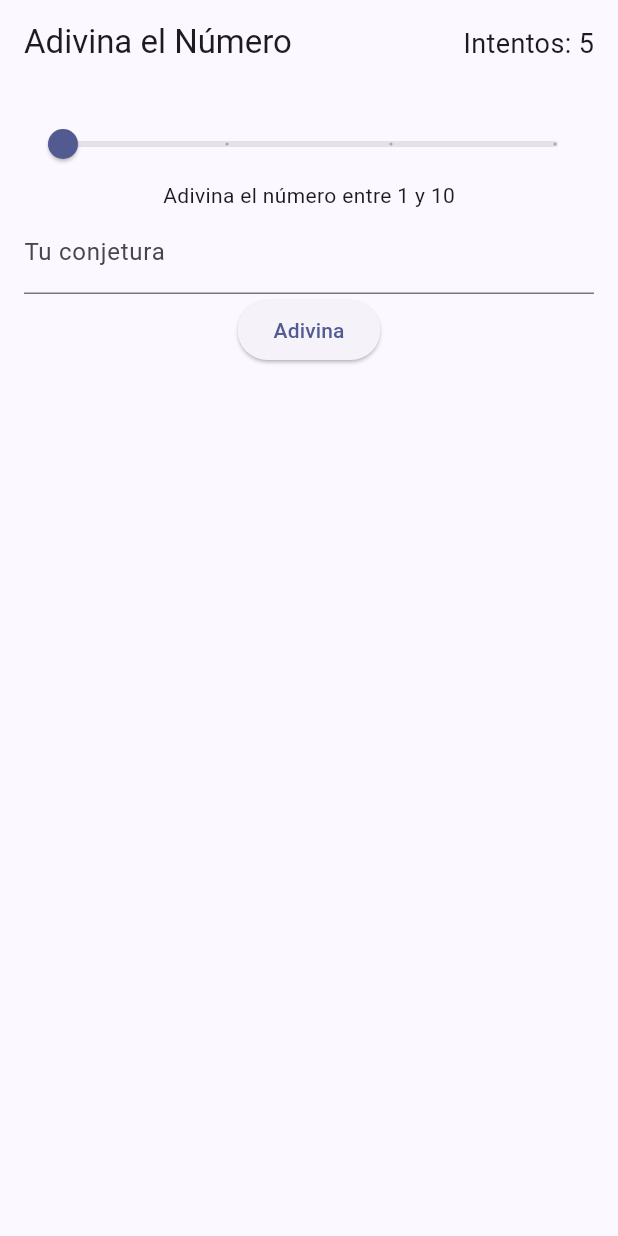
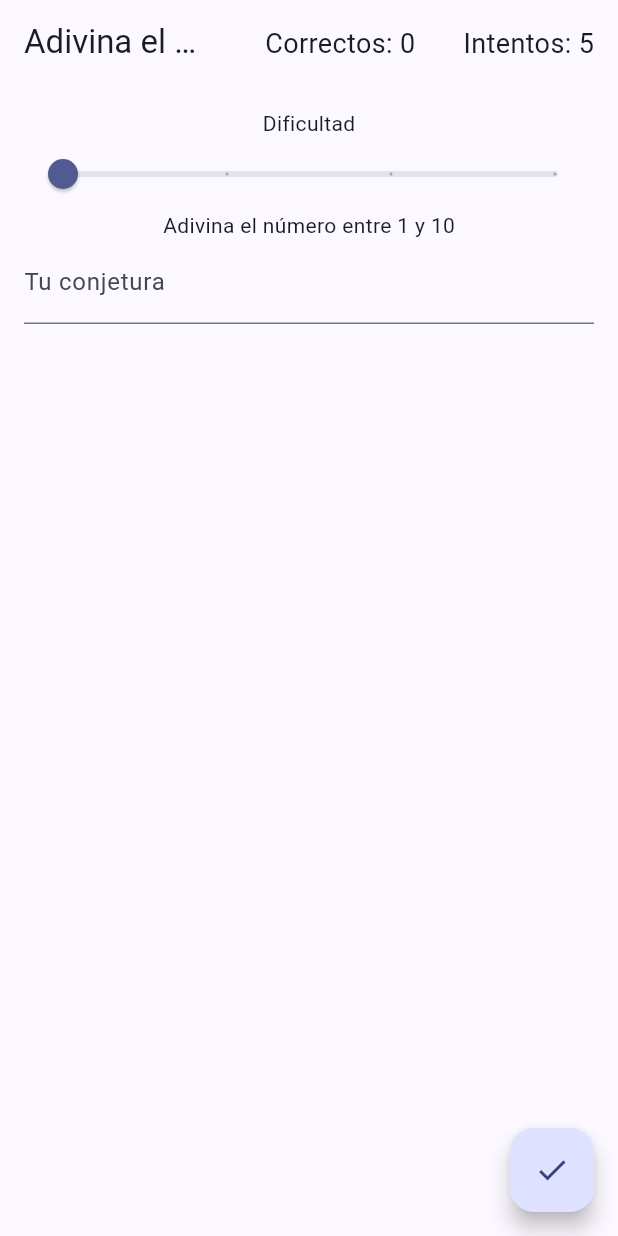
Before and after one commit to FernandoMay/adivinanumero, a Flutter app: the screen it shows after launch, on a phone screen of 412 x 824 dp. Run offline on Flutter 3.47's test engine with Material 3 defaults, Android fonts, the phone set to English and light mode, and no system bars; our stand-ins replace vibration.

Commit message:
FAB and Reverse List Added

```diff
--- a/lib/home.dart
+++ b/lib/home.dart
@@ -14,6 +14,7 @@ class _HomePageState extends State<HomePage> {
   int _attempts = 5;
   late int _secretNumber;
   late int _remainingAttempts;
+  int _correctGuesses = 0;
   String _message = '';
   final List<String> _history = [];
   final TextEditingController _controller = TextEditingController();
@@ -67,7 +68,8 @@ class _HomePageState extends State<HomePage> {
     setState(() {
       int? guess = int.tryParse(_controller.text);
       if (guess == null || guess < 1 || guess > _maxNumber) {
-        _message = 'Por favor, introduce un número válido entre 1 y $_maxNumber';
+        _message =
+            'Por favor, introduce un número válido entre 1 y $_maxNumber';
         Vibration.vibrate(duration: 500);
         return;
       }
@@ -78,6 +80,8 @@ class _HomePageState extends State<HomePage> {
         _message = '¡Correcto! El número era $_secretNumber';
         _history.insert(0, '$_secretNumber - Correcto');
         _listKey.currentState?.insertItem(0);
+        _correctGuesses++;
+        _showSnackBar('¡Felicidades! Adivinaste el número.');
         _resetGame();
       } else if (_remainingAttempts == 0) {
         _message = 'Lo siento, has perdido. El número era $_secretNumber';
@@ -97,12 +101,28 @@ class _HomePageState extends State<HomePage> {
     });
   }
 
+  void _showSnackBar(String message) {
+    ScaffoldMessenger.of(context).showSnackBar(SnackBar(
+      content: Text(message),
+      duration: const Duration(seconds: 2),
+    ));
+  }
+
   @override
   Widget build(BuildContext context) {
     return Scaffold(
       appBar: AppBar(
         title: const Text('Adivina el Número'),
         actions: [
+          Padding(
+            padding: const EdgeInsets.all(16.0),
+            child: Center(
+              child: Text(
+                'Correctos: $_correctGuesses',
+                style: const TextStyle(fontSize: 18),
+              ),
+            ),
+          ),
           Padding(
             padding: const EdgeInsets.all(16.0),
             child: Center(
@@ -118,6 +138,7 @@ class _HomePageState extends State<HomePage> {
         padding: const EdgeInsets.all(16.0),
         child: Column(
           children: <Widget>[
+            const Text('Dificultad'),
             Slider(
               value: _difficultyValue,
               min: 0,
@@ -136,34 +157,54 @@ class _HomePageState extends State<HomePage> {
                 labelText: 'Tu conjetura',
               ),
             ),
-               ElevatedButton(
-                onPressed: _checkGuess,
-                child: const Text('Adivina'),
-
-            ),
-            AnimatedSwitcher(
-              duration: const Duration(milliseconds: 500),
-              transitionBuilder: (Widget child, Animation<double> animation) {
-                return FadeTransition(opacity: animation, child: child);
-              },
-              child: Text(
-                _message,
-                key: ValueKey<String>(_message),
-                style: const TextStyle(fontSize: 20),
+            const SizedBox(height: 20),
+            Center(
+              child: AnimatedSwitcher(
+                duration: const Duration(milliseconds: 300),
+                transitionBuilder: (Widget child, Animation<double> animation) {
+                  return FadeTransition(opacity: animation, child: child);
+                },
+                child: Row(
+                  key: ValueKey<String>(_message),
+                  mainAxisAlignment: MainAxisAlignment.center,
+                  children: [
+                    Text(
+                      _message,
+                      style: const TextStyle(fontSize: 20),
+                    ),
+                    if (_message.contains('menor'))
+                      const Icon(Icons.arrow_downward, color: Color(0xFF45BEB7)),
+                    if (_message.contains('mayor'))
+                      const Icon(Icons.arrow_upward, color: Color(0xFF085F63)),
+                  ],
+                ),
               ),
             ),
+            const SizedBox(height: 20),
             Expanded(
-              child: AnimatedList(
-                key: _listKey,
-                initialItemCount: _history.length,
+              child: ListView.builder(
+                itemCount: _history.length,
                 reverse: true,
-                itemBuilder: (context, index, animation) {
-                  return _buildItem(_history[index], animation);
+                itemBuilder: (context, index) {
+                  return ListTile(
+                    title: Text(
+                      _history[index],
+                      style: TextStyle(
+                        color: _history[index].contains('Correcto')
+                            ? const Color(0xFF53D397)
+                            : const Color(0xFF8F8787),
+                      ),
+                    ),
+                  );
                 },
               ),
             ),
           ],
         ),
+      ),
+      floatingActionButton: FloatingActionButton(
+        onPressed: _checkGuess,
+        child: const Icon(Icons.check),
       ),
     );
   }
```
